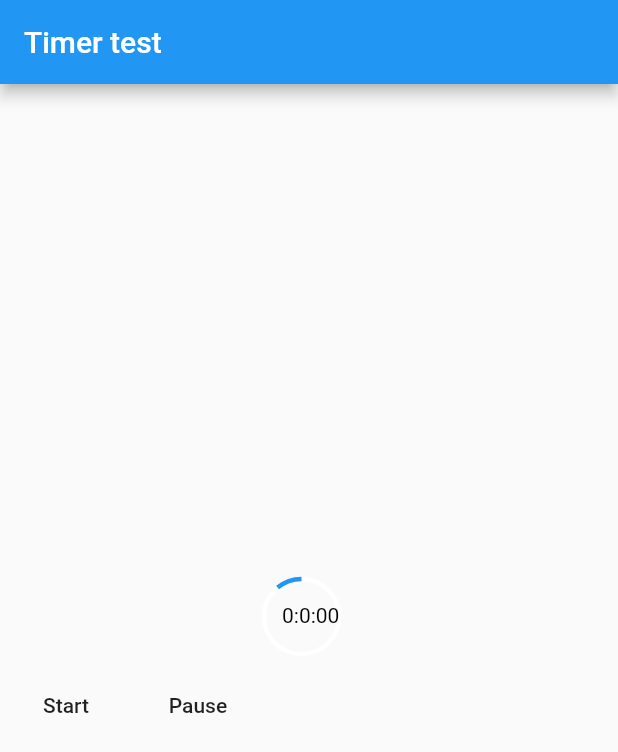
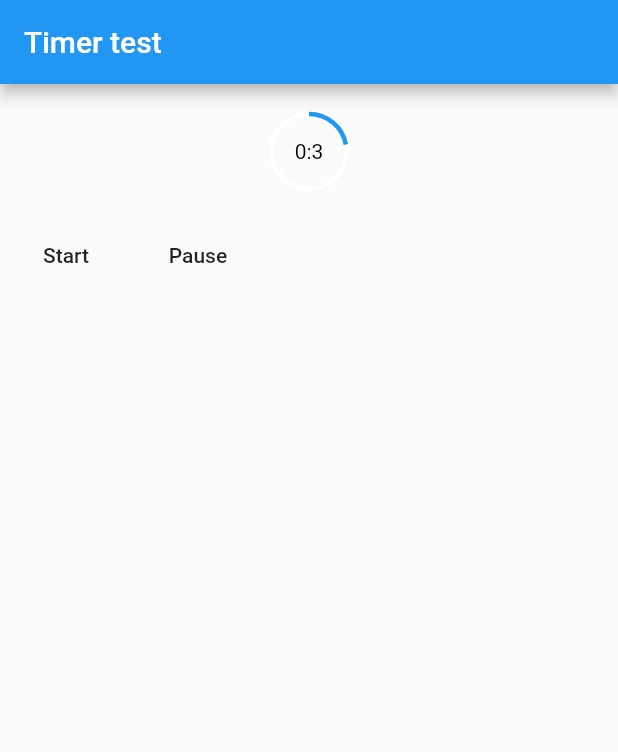
Before and after one commit to RoyGF/video_recorder, a Flutter app: the RecordVideo screen opened directly, after a tap on "Start", on a phone screen of 412 x 824 dp. Shown: the top 752 px of the screen. Run offline on Flutter 3.47's test engine with Material 2 defaults, Android fonts, the phone set to English and light mode, and no system bars; our stand-ins replace camera, video_player.

Commit message:
Fix timer widget

```diff
--- a/lib/pages/countdount_page.dart
+++ b/lib/pages/countdount_page.dart
@@ -23,16 +23,19 @@ class _RecordVideoState extends State<RecordVideo> {
         title: Text('Timer test'),
       ),
       body: Column(
-          mainAxisAlignment: MainAxisAlignment.center,
+        mainAxisAlignment: MainAxisAlignment.start,
         children: <Widget>[
-            Container(
-                child: CountDownTimer(
-              timerDuration: 10,
+          CountDownTimer(
+            onTimerFinish: () {
+              print('Timer has finished!');
+            },
+            timerDuration: 5,
             timerController: _timerController,
-            )),
+          ),
           getControllerButtons()
         ],
-        ));
+      ),
+    );
   }
 
   Widget getControllerButtons() {
--- a/lib/widgets/timer_widget.dart
+++ b/lib/widgets/timer_widget.dart
@@ -5,7 +5,8 @@ import 'package:flutter/material.dart';
 class CountDownTimer extends StatefulWidget {
   final int timerDuration;
   final TimerController timerController;
-  CountDownTimer({this.timerDuration, this.timerController});
+  final Function onTimerFinish;
+  CountDownTimer({this.timerDuration, this.timerController, this.onTimerFinish});
 
   @override
   _CountDownTimerState createState() =>
@@ -17,9 +18,11 @@ class _CountDownTimerState extends State<CountDownTimer>
   AnimationController controller;
 
   String get timerString {
-    Duration duration =
-        controller.duration * controller.value;
-    return '${duration.inHours}:${duration.inMinutes}:${(duration.inSeconds % 60).toString().padLeft(2, '0')}';
+    Duration duration = controller.duration * controller.value;
+    if (controller.value == 0.0){
+      duration = controller.duration;
+    }
+    return '${duration.inMinutes}:${(duration.inSeconds % 60).toString()}';
   }
 
   @override
@@ -29,12 +32,23 @@ class _CountDownTimerState extends State<CountDownTimer>
       vsync: this,
       duration: Duration(seconds: widget.timerDuration),
     );
+    controller.addListener((){
+      setState(() {
+        if (controller.value == 0.0){
+          print('reaches zero!');
+        }
+      });
+    });
     widget.timerController.setAnimationController(controller);
   }
 
   @override
   Widget build(BuildContext context) {
-    return Container(width: 60.0, height: 60.0, child: getbody());
+    return Container(
+      margin: EdgeInsets.all(20.0),
+      width: 50.0,
+      height: 50.0,
+      child: getbody());
   }
 
   /// Gets Widget UI body
@@ -42,9 +56,7 @@ class _CountDownTimerState extends State<CountDownTimer>
     var stack = Stack(
       children: <Widget>[
         InPositioned(controller: controller),
-        Positioned(
-          left: 12,
-          top: 16,
+        Center(
           child: Text(
             timerString,
             style: TextStyle(color: Colors.black),
@@ -101,7 +113,7 @@ class CustomTimerPainter extends CustomPainter {
 
     canvas.drawCircle(size.center(Offset.zero), size.width / 2.0, paint);
     paint.color = color;
-    double progress = (1.0 - animation.value) * 2 * math.pi;
+    double progress = -(1.0 - animation.value) * 2 * math.pi;
     canvas.drawArc(Offset.zero & size, math.pi * 1.5, -progress, false, paint);
   }
 
```
Lines whose indentation alone changed are shown as unchanged.
